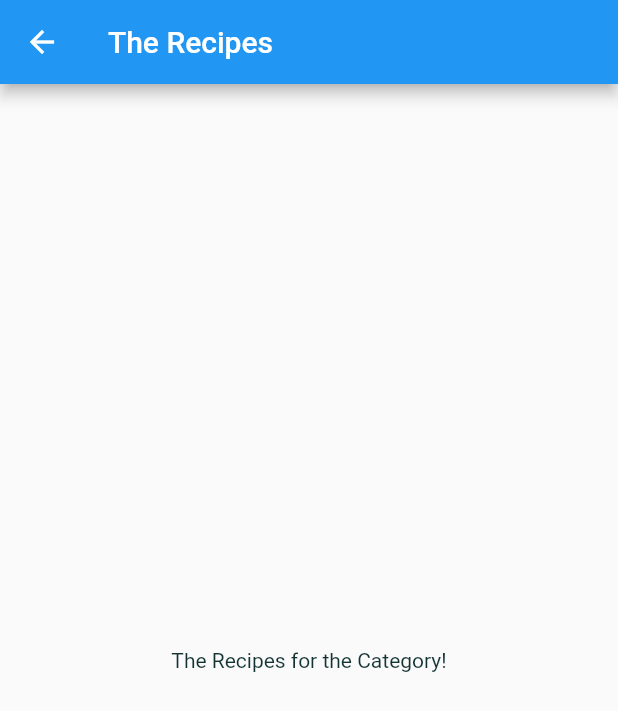
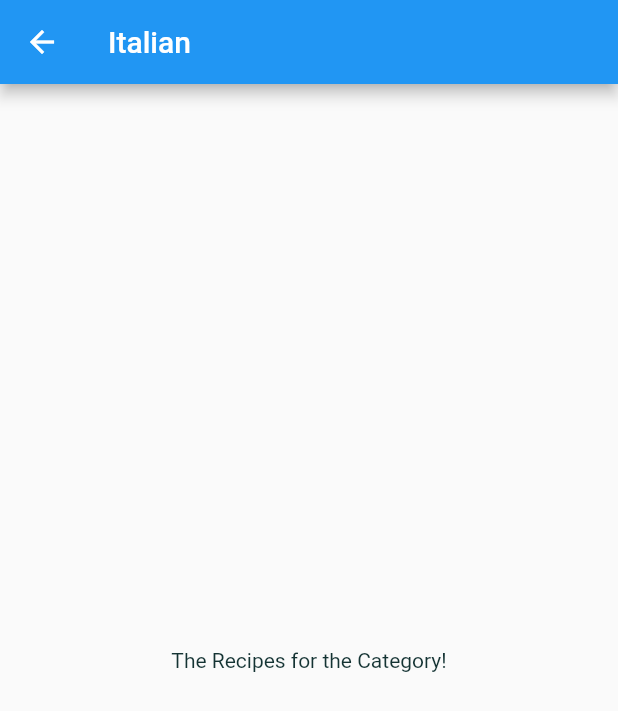
Before and after one commit to PatrickChow0803/Meals, a Flutter app: the screen it shows after launch, after a tap on "Italian", on a phone screen of 412 x 824 dp. Shown: the top 711 px of the screen. Run offline on Flutter 3.47's test engine with Material 2 defaults, Android fonts, the phone set to English and light mode, and no system bars.

Commit message:
Now passing in data between category screens

```diff
--- a/meals/lib/screens/categories_screen.dart
+++ b/meals/lib/screens/categories_screen.dart
@@ -27,6 +27,7 @@ class CategoriesScreen extends StatelessWidget {
           itemCount: Provider.of<CategoryData>(context).categories.length,
           itemBuilder: (BuildContext context, int index) {
             return CategoryItem(
+              id: Provider.of<CategoryData>(context).categories[index].id,
               title: Provider.of<CategoryData>(context).categories[index].title,
               color: Provider.of<CategoryData>(context).categories[index].color,
             );
--- a/meals/lib/screens/category_meals_screen.dart
+++ b/meals/lib/screens/category_meals_screen.dart
@@ -1,13 +1,16 @@
 import 'package:flutter/material.dart';
 
 class CategoryMealsScreen extends StatelessWidget {
-  final String id = 'CategoryMealsScreen';
+  final String categoryId;
+  final String categoryTitle;
+
+  CategoryMealsScreen({this.categoryId, this.categoryTitle});
 
   @override
   Widget build(BuildContext context) {
     return Scaffold(
       appBar: AppBar(
-        title: Text('The Recipes'),
+        title: Text(categoryTitle),
       ),
       body: Center(
         child: Text('The Recipes for the Category!'),
--- a/meals/lib/widgets/category_item.dart
+++ b/meals/lib/widgets/category_item.dart
@@ -2,14 +2,16 @@ import 'package:flutter/material.dart';
 import 'package:meals/screens/category_meals_screen.dart';
 
 class CategoryItem extends StatelessWidget {
+  final String id;
   final String title;
   final Color color;
 
-  CategoryItem({this.title, this.color});
+  CategoryItem({this.id, this.title, this.color});
 
+  // Method that gets called when a user selects on a category
   void selectCategory(BuildContext context) {
     Navigator.of(context).push(MaterialPageRoute(builder: (_) {
-      return CategoryMealsScreen();
+      return CategoryMealsScreen(categoryId: id, categoryTitle: title);
     }));
   }
 
```
